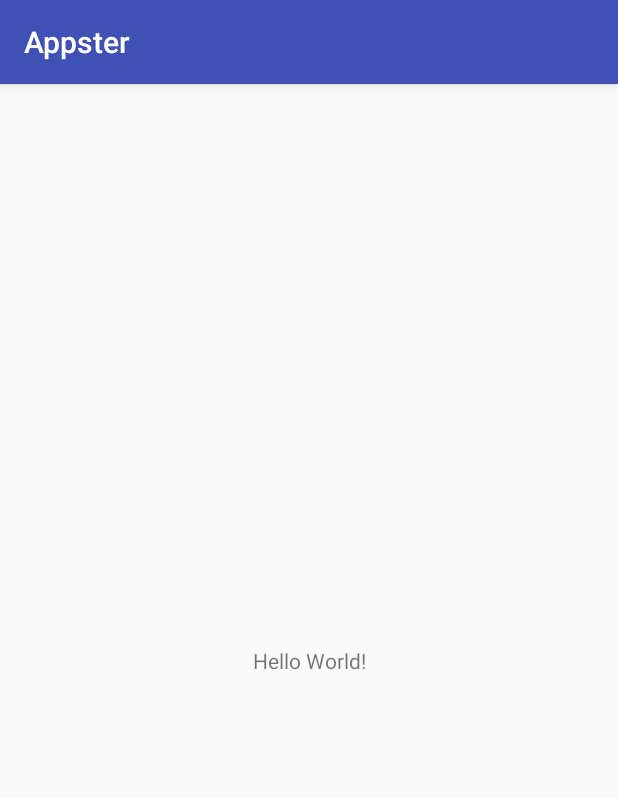
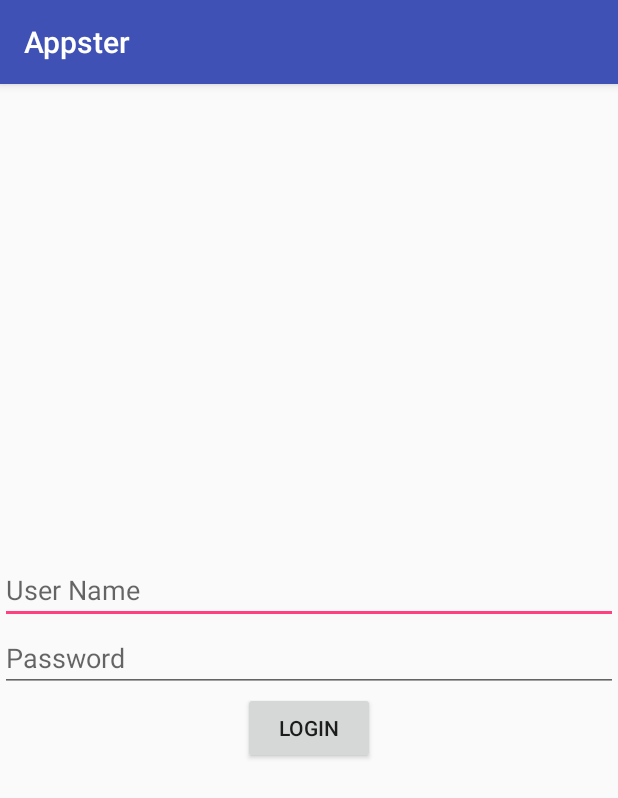
Before and after one commit to shankar75031/Appster, an Android app: the screen it shows after launch (MainActivity), on a phone screen of 412 x 824 dp. Shown: the top 798 px of the screen. Run offline under Robolectric (Android 15) with nearby library versions, the phone set to English and light mode, and no system bars.

```diff
--- a/app/src/main/java/com/example/hbg/appster/MainActivity.java
+++ b/app/src/main/java/com/example/hbg/appster/MainActivity.java
@@ -1,13 +1,36 @@
 package com.example.hbg.appster;
 
+import android.content.Intent;
 import android.support.v7.app.AppCompatActivity;
 import android.os.Bundle;
+import android.view.View;
+import android.widget.Button;
+import android.widget.EditText;
 
 public class MainActivity extends AppCompatActivity {
 
+    EditText uname, pass;
+    Button login;
+    String namestr,passwordstr;
     @Override
     protected void onCreate(Bundle savedInstanceState) {
         super.onCreate(savedInstanceState);
         setContentView(R.layout.activity_main);
+        uname=(EditText)findViewById(R.id.uname);
+        pass = (EditText) findViewById(R.id.pass);
+        login = (Button) findViewById(R.id.loginbutton);
+        login.setOnClickListener(new View.OnClickListener() {
+            @Override
+            public void onClick(View v) {
+                namestr = uname.getText().toString();
+                passwordstr = pass.getText().toString();
+                if(namestr.equals("admin")){
+                    startActivity(new Intent(MainActivity.this, AddItemActivity.class));
+                }
+                else{
+                    startActivity(new Intent(MainActivity.this, ShoppingActivity.class));
+                }
+            }
+        });
     }
 }
--- a/app/src/main/res/layout/activity_main.xml
+++ b/app/src/main/res/layout/activity_main.xml
@@ -1,18 +1,29 @@
 <?xml version="1.0" encoding="utf-8"?>
-<android.support.constraint.ConstraintLayout xmlns:android="http://schemas.android.com/apk/res/android"
+<LinearLayout
+    xmlns:android="http://schemas.android.com/apk/res/android"
     xmlns:app="http://schemas.android.com/apk/res-auto"
     xmlns:tools="http://schemas.android.com/tools"
     android:layout_width="match_parent"
     android:layout_height="match_parent"
-    tools:context="com.example.hbg.appster.MainActivity">
-
-    <TextView
+    tools:context="com.example.hbg.appster.MainActivity"
+    android:orientation="vertical"
+    android:gravity="center">
+    <EditText
+        android:id="@+id/uname"
+        android:layout_width="match_parent"
+        android:layout_height="wrap_content"
+        android:hint="User Name"/>
+    <EditText
+        android:id="@+id/pass"
+        android:layout_width="match_parent"
+        android:layout_height="wrap_content"
+        android:hint="Password"
+        android:inputType="textPassword"/>
+    <Button
+        android:id="@+id/loginbutton"
         android:layout_width="wrap_content"
         android:layout_height="wrap_content"
-        android:text="Hello World!"
-        app:layout_constraintBottom_toBottomOf="parent"
-        app:layout_constraintLeft_toLeftOf="parent"
-        app:layout_constraintRight_toRightOf="parent"
-        app:layout_constraintTop_toTopOf="parent" />
+        android:text="Login"/>
 
-</android.support.constraint.ConstraintLayout>
+
+</LinearLayout>
```
Also changed, not shown: app/src/main/java/com/example/hbg/appster/Item.java (+25 -0 lines).
